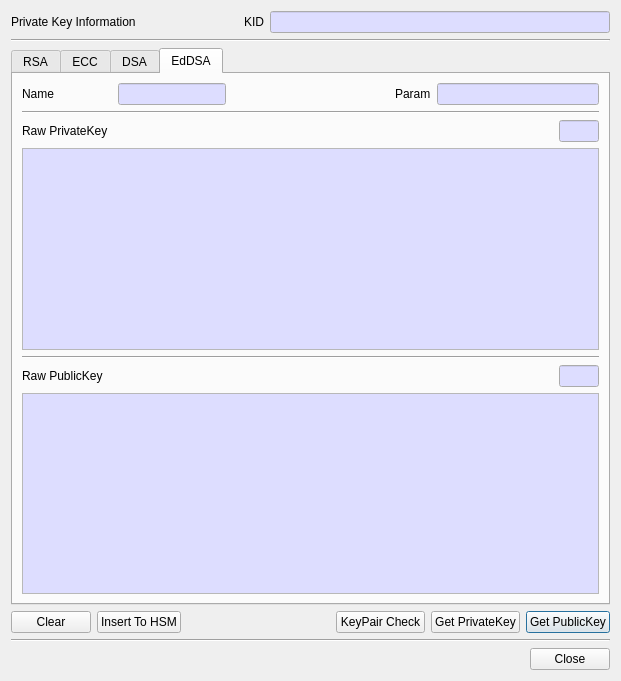
Old version of the form CertMan/pri_key_info_dlg.ui in the repository jykim74/CertMan.
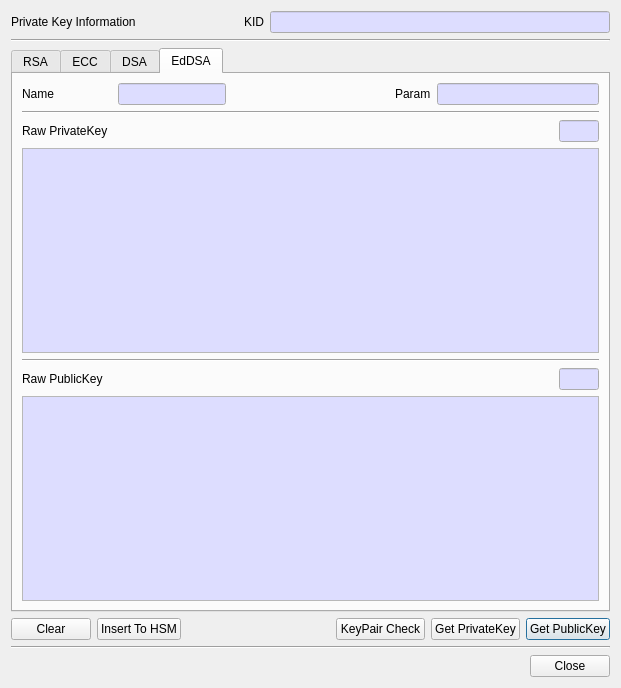
New version of the form. The open tabs and pages were chosen to show the change.

```diff
--- a/CertMan/pri_key_info_dlg.ui
+++ b/CertMan/pri_key_info_dlg.ui
@@ -7,7 +7,7 @@
     <x>0</x>
     <y>0</y>
     <width>621</width>
-    <height>681</height>
+    <height>688</height>
    </rect>
   </property>
   <property name="windowTitle">
```
Left out of the diff: 2 changed lines with no effect on the pictures.
